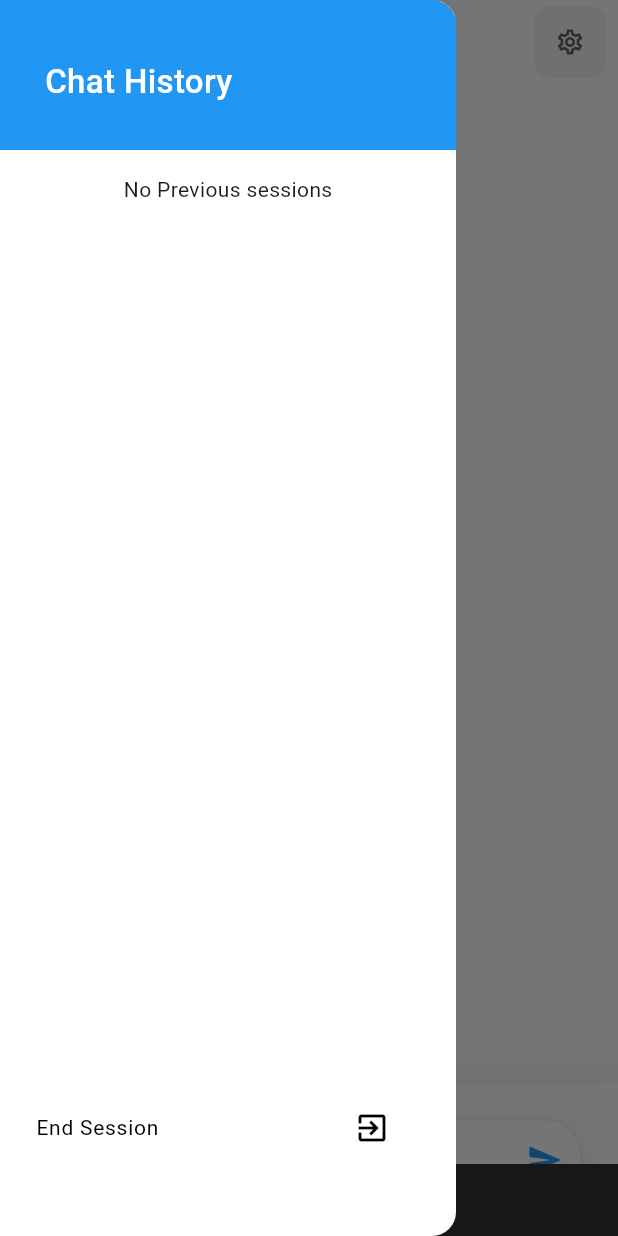
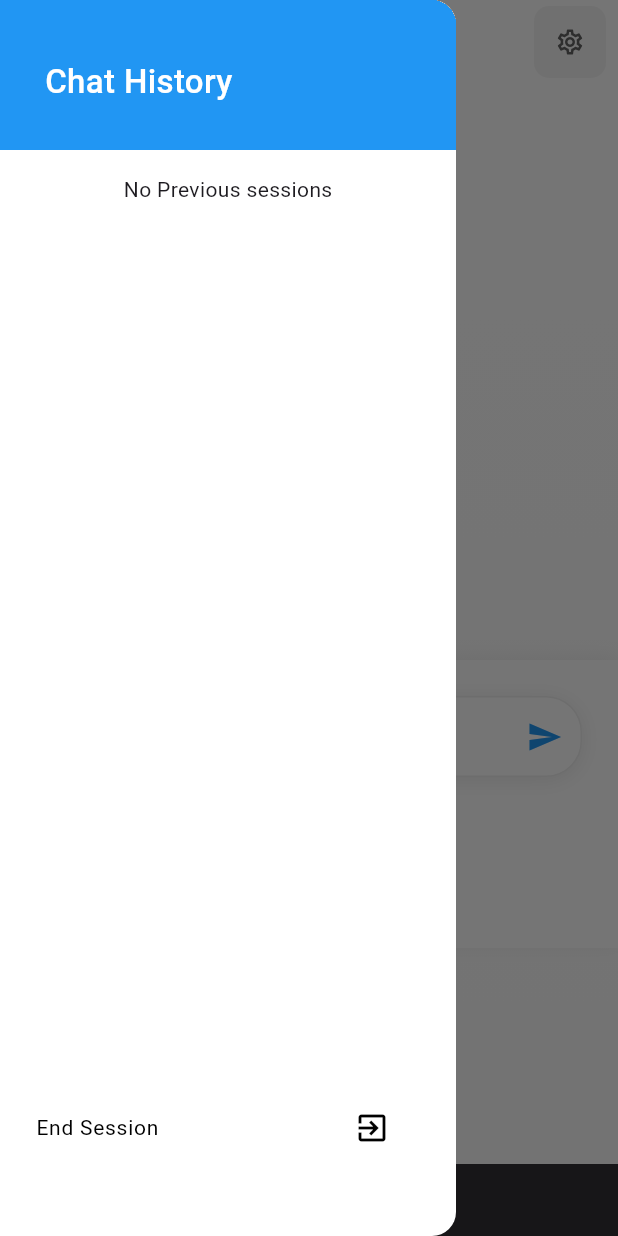
Before and after one commit to N-sravan/gka, a Flutter app: the ChatView screen opened directly with empty values, with the side drawer open, on a phone screen of 412 x 824 dp. Run offline on Flutter 3.47's test engine with Material 3 defaults, Android fonts, the phone set to English and light mode, and no system bars; our stand-ins replace audioplayers, connectivity_plus, dropdown_button2, file_picker, firebase_core, firebase_database and 14 more; missing offline and left inert: record; accounts and stored records are empty; project files that could hold a hidden picture were left out.

Commit message:
Enhance: Use Flexible widgets for better layout management in chat view

```diff
--- a/lib/chat/view/chat_view.dart
+++ b/lib/chat/view/chat_view.dart
@@ -201,9 +201,17 @@ class _ChatViewState extends State<ChatView> {
             child: Column(
               children: [
                 _buildChatList(),
-                _buildThinkingContainer(),
-                _buildLoaderWidget(),
-                Container(
+                Flexible(
+                  fit: FlexFit.loose,
+                  child: _buildThinkingContainer(),
+                ),
+                Flexible(
+                  fit: FlexFit.loose,
+                  child: _buildLoaderWidget(),
+                ),
+                Flexible(
+                  fit: FlexFit.loose,
+                  child: Container(
                     decoration: BoxDecoration(
                       color: Colors.white,
                       boxShadow: [
@@ -217,6 +225,7 @@ class _ChatViewState extends State<ChatView> {
                     child: Padding(
                       padding: const EdgeInsets.all(20),
                       child: bottomBar(),
+                    ),
                   ),
                 ),
               ],
```
Lines whose indentation alone changed are shown as unchanged.
